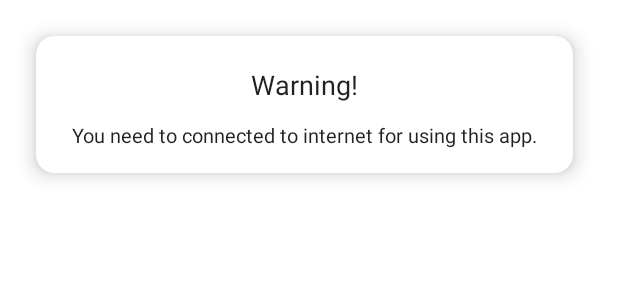
After one commit to DaniZakaria63/rasa-desa, an Android app: the layout dialog_network_error.xml on its own in the app's theme, with its tools: preview values and no code run, on a phone screen of 412 x 824 dp. The commit adds this screen. Shown: the top 300 px of the screen. Run offline under Robolectric (Android 15) with nearby library versions, the phone set to English and light mode, and no system bars; Roboto replaces fonts that are not available here.

Commit message:
add listener for network state, dialog done that

```diff
--- /dev/null
+++ b/app/src/main/res/layout/dialog_network_error.xml
@@ -0,0 +1,32 @@
+<?xml version="1.0" encoding="utf-8"?>
+<androidx.cardview.widget.CardView xmlns:android="http://schemas.android.com/apk/res/android"
+    android:layout_width="wrap_content"
+    android:layout_height="wrap_content"
+    xmlns:app="http://schemas.android.com/apk/res-auto"
+    app:cardElevation="@dimen/small"
+    android:layout_margin="@dimen/big"
+    app:cardCornerRadius="@dimen/normal">
+
+    <LinearLayout
+        android:layout_width="match_parent"
+        android:layout_height="wrap_content"
+        android:orientation="vertical"
+        android:paddingHorizontal="@dimen/big"
+        android:paddingVertical="@dimen/normal">
+
+        <TextView
+            android:layout_width="wrap_content"
+            android:layout_height="wrap_content"
+            android:layout_gravity="center_horizontal"
+            style="@style/TextNormal"
+            android:layout_marginVertical="@dimen/small"
+            android:text="Warning!" />
+
+        <TextView
+            android:layout_width="wrap_content"
+            android:layout_height="wrap_content"
+            style="@style/TextSmall"
+            android:layout_marginVertical="@dimen/xsmall"
+            android:text="You need to connected to internet for using this app." />
+    </LinearLayout>
+</androidx.cardview.widget.CardView>
```
Also changed, not shown: app/src/main/java/com/shapeide/rasadesa/ui/activities/MainActivity.kt (+17 -0 lines), app/src/main/java/com/shapeide/rasadesa/ui/dialog/NetworkDialog.kt (added, +19 -0 lines), app/src/main/java/com/shapeide/rasadesa/ui/fragments/HomeFragment.kt (+9 -13 lines), app/src/main/java/com/shapeide/rasadesa/utills/RasaApplication.kt (+14 -2 lines), app/src/main/java/com/shapeide/rasadesa/viewmodels/HomeVM.kt (+5 -15 lines), app/src/main/java/com/shapeide/rasadesa/viewmodels/NetworkStateListener.kt (added, +54 -0 lines).
